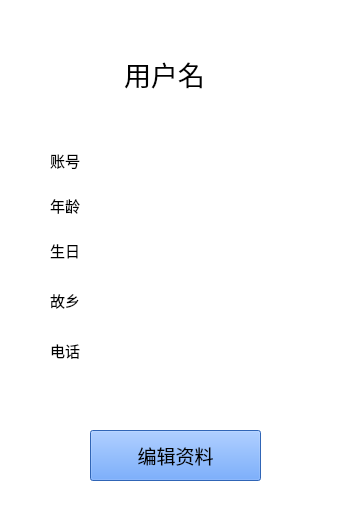
Qt form OQ_Client/user.ui (tsssni/OQ) before a commit.
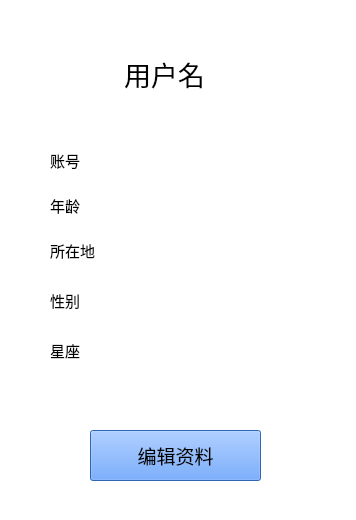
The same form after that commit. Icons and pictures are not drawn.

Patch:
```diff
--- a/OQ_Client/user.ui
+++ b/OQ_Client/user.ui
@@ -140,7 +140,7 @@
     </font>
    </property>
    <property name="text">
-    <string>生日</string>
+    <string>所在地</string>
    </property>
   </widget>
   <widget class="QLabel" name="label_4">
@@ -158,7 +158,7 @@
     </font>
    </property>
    <property name="text">
-    <string>故乡</string>
+    <string>性别</string>
    </property>
   </widget>
   <widget class="QLabel" name="label_5">
@@ -176,7 +176,7 @@
     </font>
    </property>
    <property name="text">
-    <string>电话</string>
+    <string>星座</string>
    </property>
   </widget>
   <widget class="QTextBrowser" name="textBrowser_2">
```
